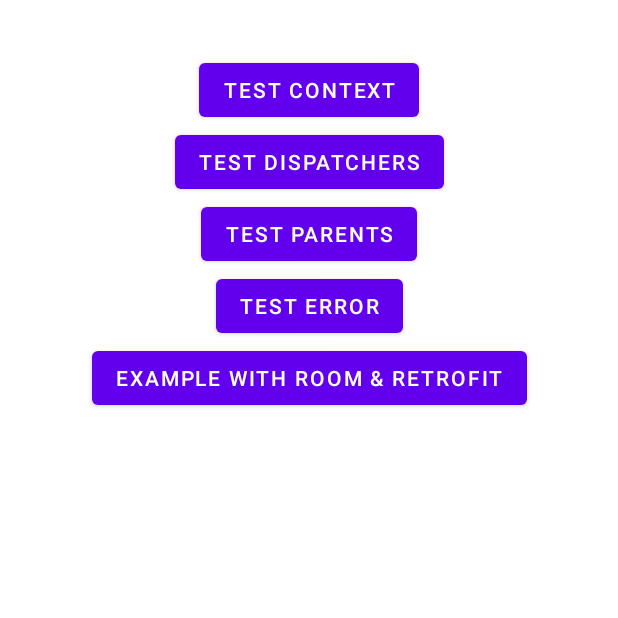
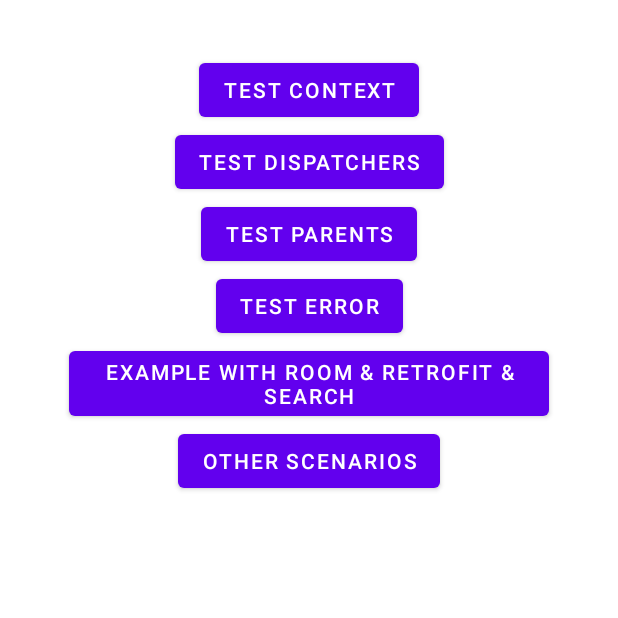
Before and after one commit to git-cdv/BestPractices, an Android app: the CoroutinesFragment screen opened through its navigation route, on a phone screen of 412 x 824 dp, the top half of it. Run offline under Robolectric (Android 15) with nearby library versions, the phone set to English and light mode, and no system bars; our stand-ins replace Dagger/Hilt's generated code.

Commit message:
Coroutines: others scenarios

```diff
--- a/app/src/main/java/com/chkan/bestpractices/coroutines/CoroutinesExampleFragment.kt
+++ b/app/src/main/java/com/chkan/bestpractices/coroutines/ui/CoroutinesExampleFragment.kt
@@ -1,4 +1,4 @@
-package com.chkan.bestpractices.coroutines
+package com.chkan.bestpractices.coroutines.ui
 
 import android.os.Bundle
 import android.view.View
@@ -8,7 +8,6 @@
 import com.chkan.bestpractices.core.extensions.onClick
 import com.chkan.bestpractices.core.observe
 import com.chkan.bestpractices.coroutines.domain.CoroutineExampleViewModel
-import com.chkan.bestpractices.coroutines.ui.UsersAdapter
 import com.chkan.bestpractices.databinding.FragmentCoroutinesExampleBinding
 import dagger.hilt.android.AndroidEntryPoint
 
--- a/app/src/main/java/com/chkan/bestpractices/coroutines/CoroutinesFragment.kt
+++ b/app/src/main/java/com/chkan/bestpractices/coroutines/ui/CoroutinesFragment.kt
@@ -1,4 +1,4 @@
-package com.chkan.bestpractices.coroutines
+package com.chkan.bestpractices.coroutines.ui
 
 import android.os.Bundle
 import android.util.Log
@@ -183,6 +183,10 @@
 
         }
 
+        binding.button6.setOnClickListener {
+            findNavController().navigate(R.id.action_coroutinesFragment_to_coroutinesScenariosFragment)
+        }
+
     }
 
     private suspend fun getData(): String =
--- a/app/src/main/res/layout/fragment_coroutines.xml
+++ b/app/src/main/res/layout/fragment_coroutines.xml
@@ -45,8 +45,17 @@
         android:id="@+id/button5"
         android:layout_width="wrap_content"
         android:layout_height="wrap_content"
-        android:text="Example with Room &amp; retrofit"
+        android:text="Example with Room &amp; retrofit &amp; SEarch"
         app:layout_constraintEnd_toEndOf="parent"
         app:layout_constraintStart_toStartOf="parent"
         app:layout_constraintTop_toBottomOf="@+id/button4" />
+
+    <Button
+        android:id="@+id/button6"
+        android:layout_width="wrap_content"
+        android:layout_height="wrap_content"
+        android:text="Other scenarios"
+        app:layout_constraintEnd_toEndOf="parent"
+        app:layout_constraintStart_toStartOf="parent"
+        app:layout_constraintTop_toBottomOf="@+id/button5" />
 </androidx.constraintlayout.widget.ConstraintLayout>
--- a/app/src/main/res/navigation/main_graph.xml
+++ b/app/src/main/res/navigation/main_graph.xml
@@ -61,13 +61,21 @@
     </fragment>
     <fragment
         android:id="@+id/coroutinesFragment"
-        android:name="com.chkan.bestpractices.coroutines.CoroutinesFragment"
+        android:name="com.chkan.bestpractices.coroutines.ui.CoroutinesFragment"
         android:label="fragment_coroutines"
         tools:layout="@layout/fragment_coroutines" >
         <action
             android:id="@+id/action_coroutinesFragment_to_coroutinesExampleFragment"
             app:destination="@id/coroutinesExampleFragment" />
+        <action
+            android:id="@+id/action_coroutinesFragment_to_coroutinesScenariosFragment"
+            app:destination="@id/coroutinesScenariosFragment" />
     </fragment>
+    <fragment
+        android:id="@+id/coroutinesScenariosFragment"
+        android:name="com.chkan.bestpractices.coroutines.ui.CoroutinesScenariosFragment"
+        android:label="fragment_coroutines_scenarios"
+        tools:layout="@layout/fragment_coroutines_scenarios" />
     <fragment
         android:id="@+id/mviListFragment"
         android:name="com.chkan.bestpractices.mvi_example.ui.MviListFragment"
@@ -125,7 +133,7 @@
         android:label="OptimazeImageFragment" />
     <fragment
         android:id="@+id/coroutinesExampleFragment"
-        android:name="com.chkan.bestpractices.coroutines.CoroutinesExampleFragment"
+        android:name="com.chkan.bestpractices.coroutines.ui.CoroutinesExampleFragment"
         android:label="CoroutinesExampleFragment" />
     <fragment
         android:id="@+id/fontSizeFragment"
```
Also changed, not shown: app/src/main/java/com/chkan/bestpractices/coroutines/ui/CoroutineScenariosViewModel.kt (added, +53 -0 lines), app/src/main/java/com/chkan/bestpractices/coroutines/ui/CoroutinesScenariosFragment.kt (added, +56 -0 lines), app/src/main/res/layout/fragment_coroutines_scenarios.xml (added, +113 -0 lines).
